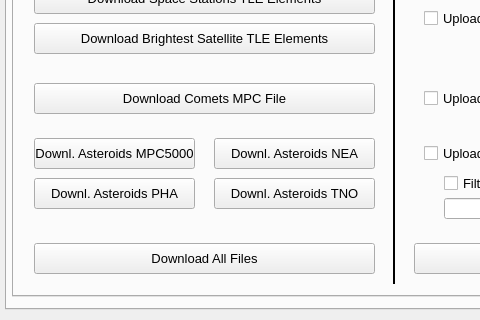
This is mountwizzard/gui/wizzard_main_ui.ui in sayitfast/MountWizzard3 as Qt 5 draws it before an edit; both pictures show x 0 to 480 and y 321 to 641 of the 791 by 641 pixel window. The edited form follows.
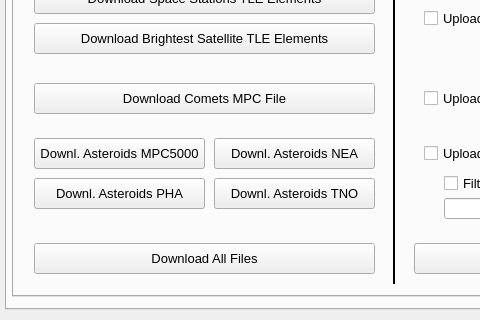
This is the edited form. The open tabs and pages were chosen to show the change.

Diff of the .ui file:
```diff
--- a/mountwizzard/gui/wizzard_main_ui.ui
+++ b/mountwizzard/gui/wizzard_main_ui.ui
@@ -11171,7 +11171,7 @@
         <rect>
          <x>20</x>
          <y>245</y>
-         <width>161</width>
+         <width>171</width>
          <height>31</height>
         </rect>
        </property>
@@ -11513,7 +11513,7 @@
         <rect>
          <x>20</x>
          <y>285</y>
-         <width>161</width>
+         <width>171</width>
          <height>31</height>
         </rect>
        </property>
```
Left out of the diff: 101 changed lines with no effect on the pictures.
